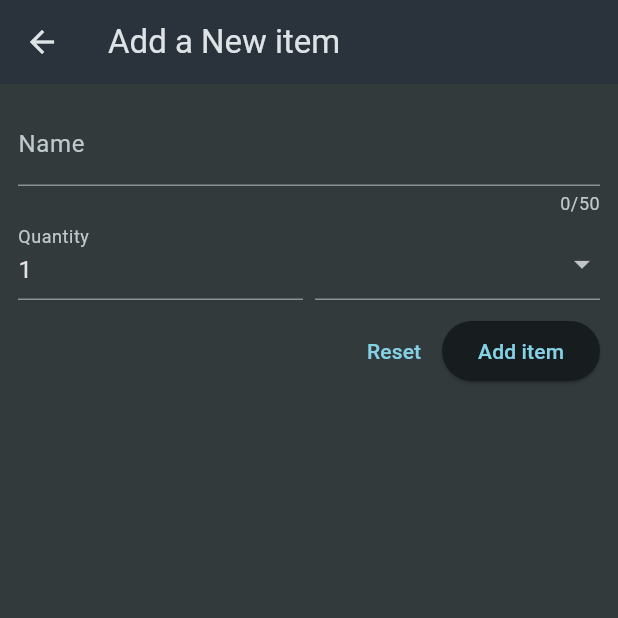
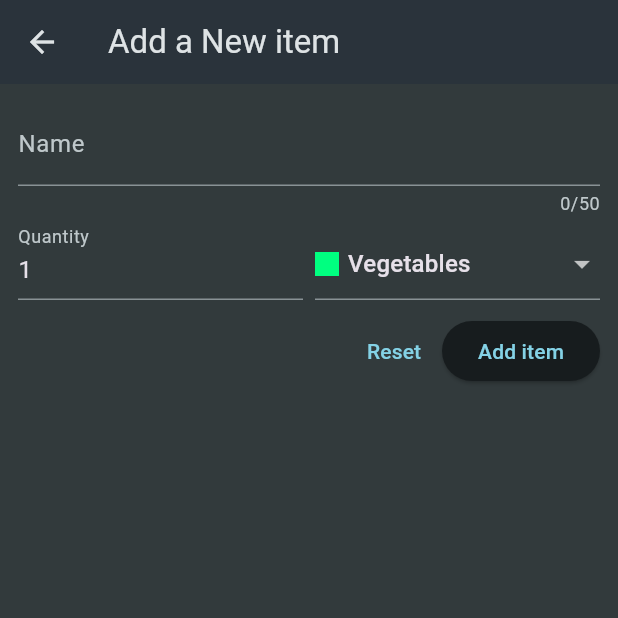
Before and after one commit to ArunRai2021/flutter_basics, a Flutter app: the screen it shows after launch, after a tap on the "add" icon, on a phone screen of 412 x 824 dp, the top half of it. Run offline on Flutter 3.47's test engine with Material 3 defaults, Android fonts, the phone set to English and light mode, and no system bars; our stand-ins replace flutter_riverpod, google_fonts, transparent_image.

Commit message:
shopping List first part complete

```diff
--- a/lib/shoppingList/widget/groceries_list.dart
+++ b/lib/shoppingList/widget/groceries_list.dart
@@ -1,5 +1,5 @@
 import 'package:flutter/material.dart';
-import 'package:flutter_poc/shoppingList/data/dummy_items.dart';
+import 'package:flutter_poc/shoppingList/model/grocery_item.dart';
 import 'package:flutter_poc/shoppingList/widget/new_item.dart';
 
 class GroceriesList extends StatefulWidget {
@@ -10,11 +10,23 @@ class GroceriesList extends StatefulWidget {
 }
 
 class _GroceriesListState extends State<GroceriesList> {
-  void _addItem() {
-    Navigator.of(context)
-        .push(MaterialPageRoute(builder: (BuildContext context) {
+  final List<GroceryItem> _groceryItems = [];
+
+  void _addItem() async {
+    final newItem = await Navigator.of(context)
+        .push<GroceryItem>(MaterialPageRoute(builder: (BuildContext context) {
       return const NewItem();
     }));
+    if (newItem == null) return;
+    setState(() {
+      _groceryItems.add(newItem);
+    });
+  }
+
+  void _removeItem(GroceryItem item) {
+    setState(() {
+      _groceryItems.remove(item);
+    });
   }
 
   @override
@@ -30,23 +42,40 @@ class _GroceriesListState extends State<GroceriesList> {
               icon: const Icon(Icons.add))
         ],
       ),
-      body: ListView.builder(
-          itemCount: groceryItems.length,
+      body: _groceryItems.isEmpty
+          ? const Center(
+              child: Text(
+                "No Items are added Yet",
+                style: TextStyle(
+                    fontSize: 20,
+                    fontWeight: FontWeight.w600,
+                    color: Colors.white),
+              ),
+            )
+          : ListView.builder(
+              itemCount: _groceryItems.length,
               itemBuilder: (BuildContext context, int index) {
-            return ListTile(
+                return Dismissible(
+                  key: ValueKey(_groceryItems[index].id),
+                  direction: DismissDirection.endToStart,
+                  onDismissed: (direction) {
+                    _removeItem(_groceryItems[index]);
+                  },
+                  child: ListTile(
                     leading: Container(
                       height: 20,
                       width: 20,
                       decoration: BoxDecoration(
-                    color: groceryItems[index].category.colorType),
+                          color: _groceryItems[index].category.colorType),
                     ),
                     title: Text(
-                groceryItems[index].name,
+                      _groceryItems[index].name,
                       style: const TextStyle(color: Colors.white),
                     ),
                     trailing: Text(
-                groceryItems[index].quantity.toString(),
+                      _groceryItems[index].quantity.toString(),
                       style: const TextStyle(color: Colors.white),
+                    ),
                   ),
                 );
               }),
--- a/lib/shoppingList/widget/new_item.dart
+++ b/lib/shoppingList/widget/new_item.dart
@@ -1,5 +1,7 @@
 import 'package:flutter/material.dart';
 import 'package:flutter_poc/shoppingList/data/categories.dart';
+import 'package:flutter_poc/shoppingList/model/grocery_item.dart';
+import 'package:flutter_poc/shoppingList/model/shopping_list_categoery.dart';
 
 class NewItem extends StatefulWidget {
   const NewItem({super.key});
@@ -9,6 +11,22 @@ class NewItem extends StatefulWidget {
 }
 
 class _NewItemState extends State<NewItem> {
+  final _formKey = GlobalKey<FormState>();
+  var _enteredName = "";
+  var _enteredQuantity = 1;
+  var _selectedCategory = categories[Categories.vegetables]!;
+
+  void _saveItem() {
+    if (_formKey.currentState!.validate()) {
+      _formKey.currentState!.save();
+      Navigator.of(context).pop(GroceryItem(
+          id: DateTime.now().toString(),
+          name: _enteredName,
+          quantity: _enteredQuantity,
+          category: _selectedCategory));
+    }
+  }
+
   @override
   Widget build(BuildContext context) {
     return Scaffold(
@@ -18,6 +36,7 @@ class _NewItemState extends State<NewItem> {
       body: Padding(
           padding: const EdgeInsets.all(12),
           child: Form(
+              key: _formKey,
               child: Column(
                 children: [
                   TextFormField(
@@ -32,22 +51,30 @@ class _NewItemState extends State<NewItem> {
                       }
                       return null;
                     },
+                    onSaved: (value) {
+                      _enteredName = value!;
+                    },
                   ),
                   Row(
                     crossAxisAlignment: CrossAxisAlignment.end,
                     children: [
                       Expanded(
                         child: TextFormField(
+                          keyboardType: TextInputType.number,
                           decoration:
                               const InputDecoration(label: Text("Quantity")),
-                      initialValue: "1",
+                          initialValue: _enteredQuantity.toString(),
                           validator: (value) {
                             if (value == null ||
                                 value.isEmpty ||
                                 int.tryParse(value) == null ||
-                            value.trim().length > 50) {
-                          return "Must be between 1 and 50 Characters";
+                                int.tryParse(value)! <= 0) {
+                              return "Must be a valid Positive Number";
                             }
+                            return null;
+                          },
+                          onSaved: (value) {
+                            _enteredQuantity = int.parse(value!);
                           },
                         ),
                       ),
@@ -56,6 +83,7 @@ class _NewItemState extends State<NewItem> {
                       ),
                       Expanded(
                         child: DropdownButtonFormField(
+                            value: _selectedCategory,
                             items: [
                               for (final category in categories.entries)
                                 DropdownMenuItem(
@@ -74,7 +102,9 @@ class _NewItemState extends State<NewItem> {
                                       ],
                                     ))
                             ].toList(),
-                        onChanged: (value) {}),
+                            onChanged: (value) {
+                              _selectedCategory = value!;
+                            }),
                       )
                     ],
                   ),
@@ -84,9 +114,13 @@ class _NewItemState extends State<NewItem> {
                   Row(
                     mainAxisAlignment: MainAxisAlignment.end,
                     children: [
-                  TextButton(onPressed: () {}, child: const Text("Reset")),
+                      TextButton(
+                          onPressed: () {
+                            _formKey.currentState!.reset();
+                          },
+                          child: const Text("Reset")),
                       ElevatedButton(
-                      onPressed: () {}, child: const Text("Add item"))
+                          onPressed: _saveItem, child: const Text("Add item"))
                     ],
                   )
                 ],
```
Lines whose indentation alone changed are shown as unchanged.
